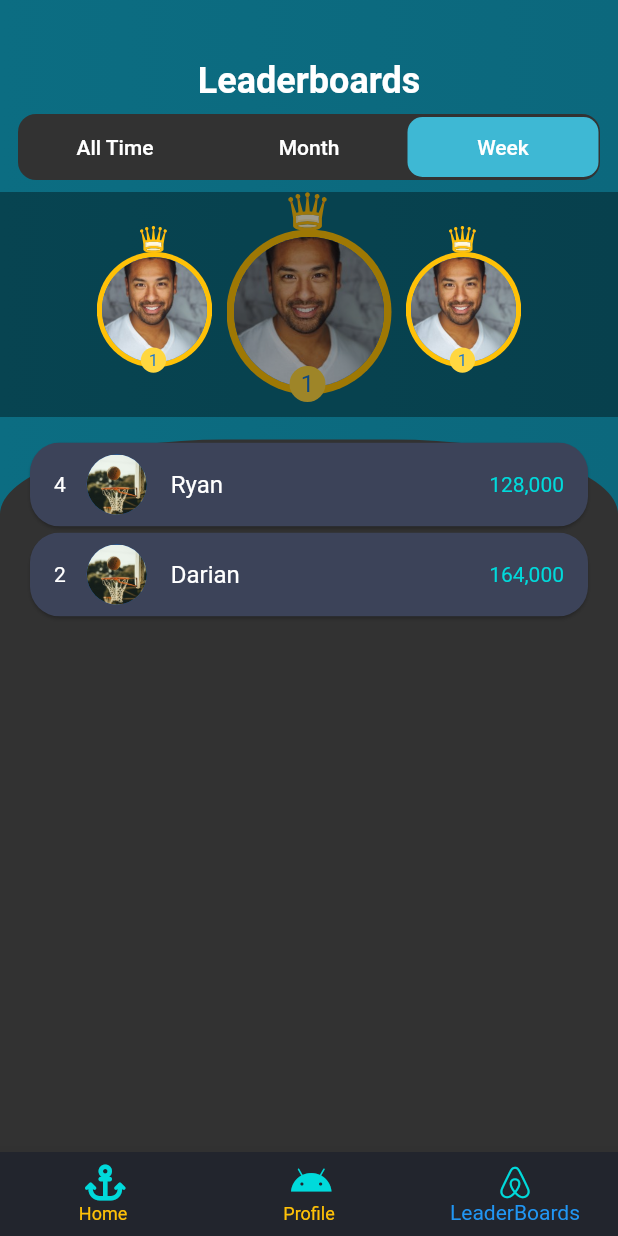
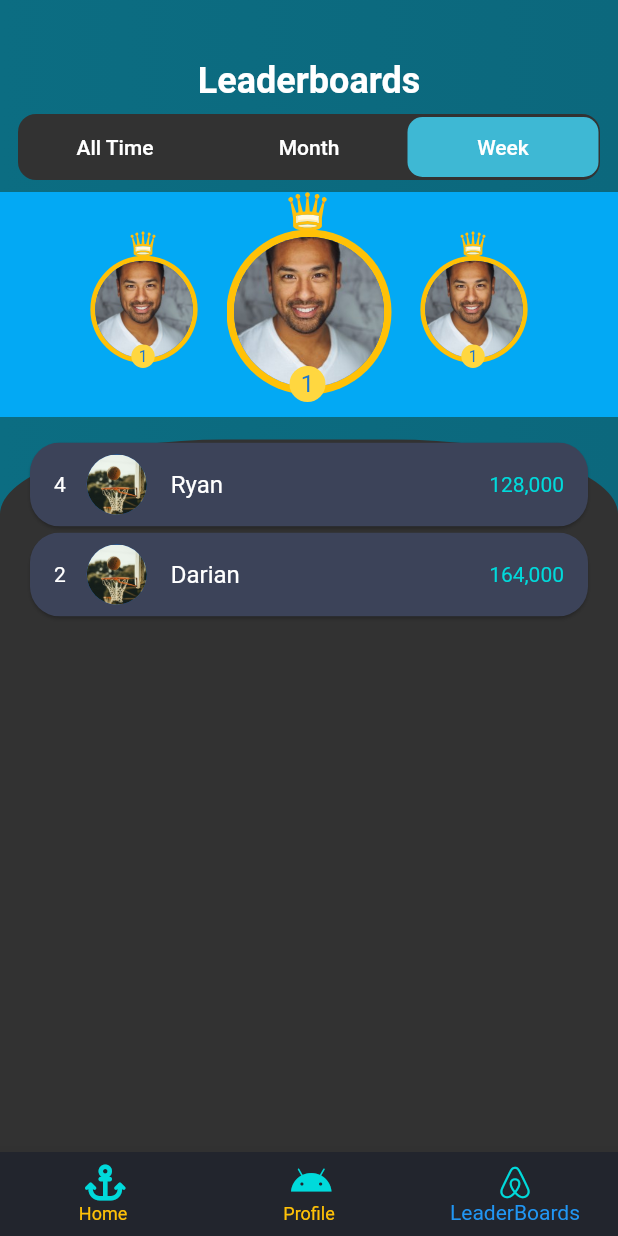
Before and after one commit to soulandbone/trivia_app, a Flutter app: the screen it shows after launch, item 3 of the bottom bar chosen, on a phone screen of 412 x 824 dp. Run offline on Flutter 3.47's test engine with Material 2 defaults, Android fonts, the phone set to English and light mode, and no system bars; our stand-ins replace flutter_riverpod, flutter_svg, font_awesome_flutter, gap.

Commit message:
changes to PodiumAvatar and PodiumWidget widgets

```diff
--- a/lib/widgets/composed_widgets/podium.dart
+++ b/lib/widgets/composed_widgets/podium.dart
@@ -9,31 +9,21 @@ class Podium extends StatelessWidget {
 
   @override
   Widget build(BuildContext context) {
-    return Stack(
-      children: [
-        Center(child: PodiumAvatar(profileImage: profileImage, rank: rank1)),
-        Align(
-            alignment: Alignment.bottomCenter,
-            child: buildRow(profileImage, rank1)),
-      ],
+    return Container(
+      color: Colors.lightBlue,
+      child: Row(
+        crossAxisAlignment: CrossAxisAlignment.end, //add this line
+        mainAxisAlignment: MainAxisAlignment.center,
+        children: [
+          Transform.scale(
+              scale: 0.65,
+              child: PodiumAvatar(profileImage: profileImage, rank: rank1)),
+          PodiumAvatar(profileImage: profileImage, rank: rank1),
+          Transform.scale(
+              scale: 0.65,
+              child: PodiumAvatar(profileImage: profileImage, rank: rank1)),
+        ],
+      ),
     );
   }
 }
-
-Widget buildRow(String profileImage, int rank) => Container(
-      width: double.infinity,
-      color: Colors.black38,
-      child: Row(
-        mainAxisAlignment: MainAxisAlignment.spaceAround,
-        children: [
-          Transform.scale(
-            scale: 0.7,
-            child: PodiumAvatar(profileImage: profileImage, rank: rank),
-          ),
-          Transform.scale(
-            scale: 0.7,
-            child: PodiumAvatar(profileImage: profileImage, rank: rank),
-          )
-        ],
-      ),
-    );
--- a/lib/widgets/podium_avatar.dart
+++ b/lib/widgets/podium_avatar.dart
@@ -3,8 +3,7 @@ import 'package:flutter_svg/flutter_svg.dart';
 
 class PodiumAvatar extends StatelessWidget {
   final String profileImage;
-  final int
-      rank; // if rank is 1, it is different, higher, probably should be at a higher level to make it be in the middle center. Something to consider
+  final int rank;
 
   const PodiumAvatar(
       {required this.profileImage, required this.rank, super.key});
```
